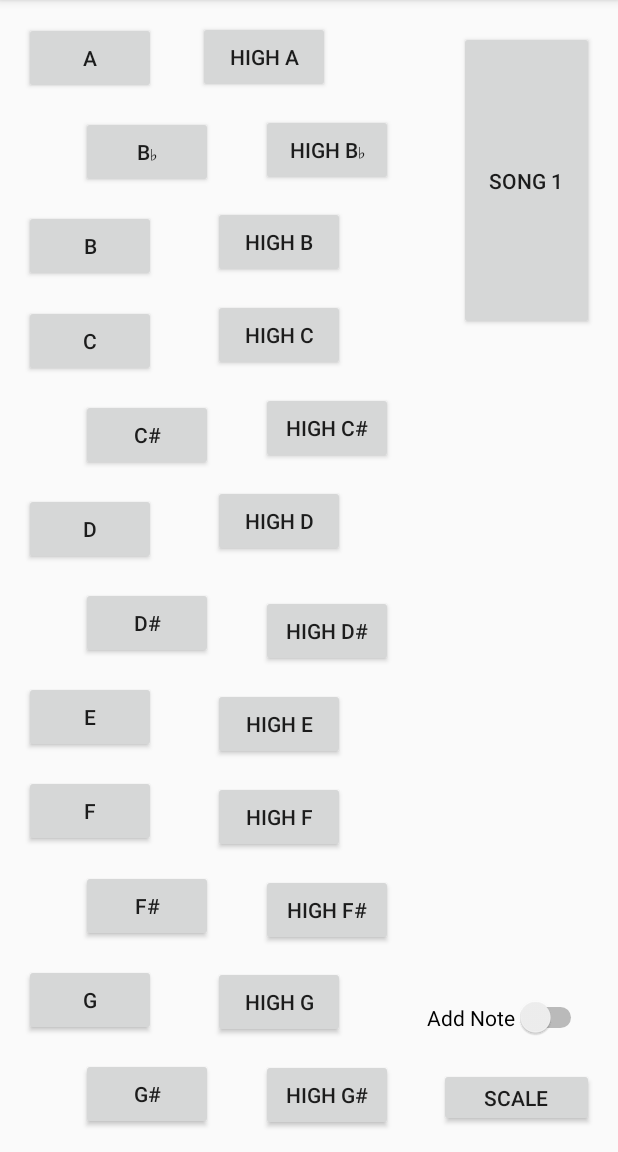
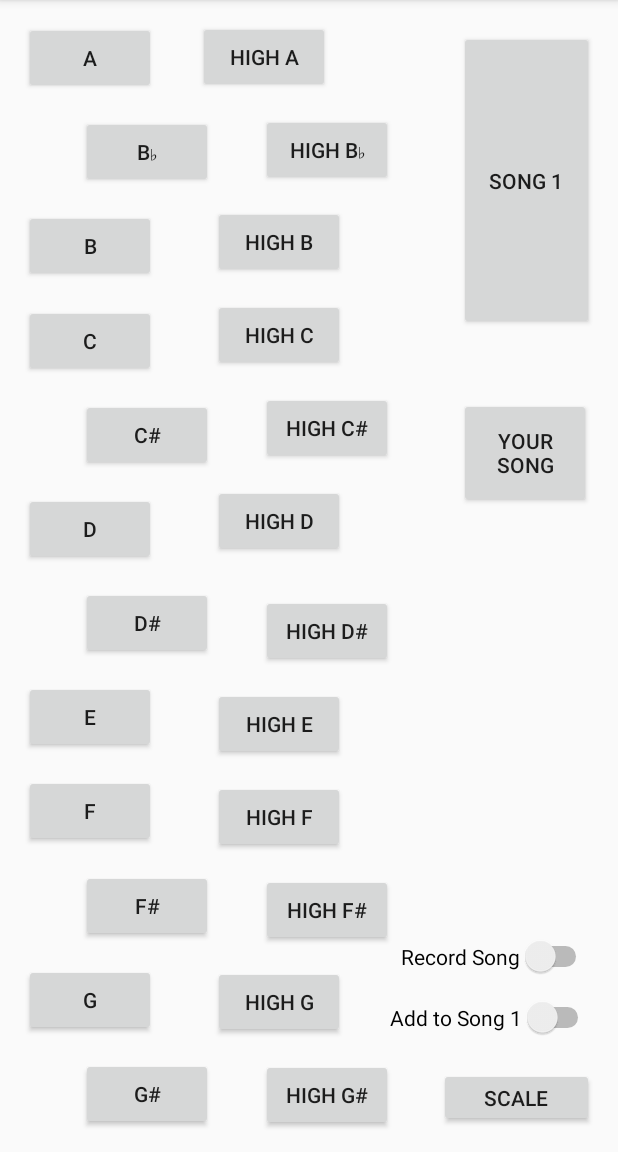
Before and after one commit to KevinnnXuuu/SoundBoard, an Android app: the screen it shows after launch (SoundBoardActivity), on a phone screen of 412 x 824 dp, the part 84-1236 px from its top. Run offline under Robolectric (Android 15) with nearby library versions, the phone set to English and light mode, and no system bars.

Commit message:
Completed record song

```diff
--- a/app/src/main/java/com/example/soundboard/SoundBoardActivity.java
+++ b/app/src/main/java/com/example/soundboard/SoundBoardActivity.java
@@ -31,8 +31,10 @@ public class SoundBoardActivity extends AppCompatActivity implements View.OnClic
     private Button buttonGs;
 
     private Button buttonSongOne;
+    private Button buttonSongUsermade;
     private ArrayList<Note> song1;
     private ArrayList<Note> song1edit;
+    private ArrayList<Note> songUsermade;
     private Button buttonScale;
 
     private int soundA;
@@ -62,12 +64,14 @@ public class SoundBoardActivity extends AppCompatActivity implements View.OnClic
     private Note noteGs;
 
     private Switch switchAddNotes;
+    private Switch switchRecord;
 
 
     private Map<Integer, Integer> noteMap;
 
     private SoundPool soundPool;
     boolean loaded = false;
+    boolean recording = false;
     boolean adding = false;
 
     @Override
@@ -79,7 +83,19 @@ public class SoundBoardActivity extends AppCompatActivity implements View.OnClic
         initializeSoundPool();
         setLitseners();
         initializeNotes();
+        initializeSongs();
 
+    }
+
+    private void initializeSongs() {
+        ArrayList<Note> song1 = new ArrayList<>();
+        song1.add(noteG);
+        song1.add(noteG);
+        song1.add(noteE);
+        song1.add(noteG);
+        song1.add(noteE);
+        song1.add(noteA);
+        song1edit = song1;
     }
 
     private void initializeNotes() {
@@ -105,6 +121,8 @@ public class SoundBoardActivity extends AppCompatActivity implements View.OnClic
         song1.add(noteA);
         song1edit = song1;
 
+        ArrayList<Note> songUser = new ArrayList<>();
+        songUsermade = songUser;
     }
 
     public void wireWidgets() {
@@ -122,8 +140,10 @@ public class SoundBoardActivity extends AppCompatActivity implements View.OnClic
         buttonGs = findViewById(R.id.button_Gs);
 
         buttonSongOne = findViewById(R.id.button_song_1);
+        buttonSongUsermade = findViewById((R.id.button_song_user));
         buttonScale = findViewById(R.id.button_scale);
         switchAddNotes = findViewById(R.id.switch_add_note);
+        switchRecord = findViewById(R.id.switch_record_note);
     }
 
     public void initializeSoundPool() {
@@ -162,8 +182,6 @@ public class SoundBoardActivity extends AppCompatActivity implements View.OnClic
         noteMap.put(buttonFs.getId(), soundFs);
         noteMap.put(buttonG.getId(), soundG);
         noteMap.put(buttonGs.getId(), soundGs);
-
-
     }
 
     public void setLitseners() {
@@ -182,17 +200,20 @@ public class SoundBoardActivity extends AppCompatActivity implements View.OnClic
         buttonGs.setOnClickListener(keyboardListensers);
 
         buttonSongOne.setOnClickListener(this);
+        buttonSongUsermade.setOnClickListener(this);
         buttonScale.setOnClickListener(this);
 
         switchAddNotes.setOnCheckedChangeListener(new CompoundButton.OnCheckedChangeListener() {
             @Override
             public void onCheckedChanged(CompoundButton buttonAddNotes, boolean isChecked) {
-                if(isChecked) {
-                    adding = true;
-                }
-                else {
-                    adding = false;
-                }
+                adding = isChecked;
+            }
+        });
+
+        switchRecord.setOnCheckedChangeListener(new CompoundButton.OnCheckedChangeListener() {
+            @Override
+            public void onCheckedChanged(CompoundButton buttonRecord, boolean isChecked) {
+                recording = isChecked;
             }
         });
 
@@ -203,6 +224,10 @@ public class SoundBoardActivity extends AppCompatActivity implements View.OnClic
         switch (view.getId()) {
             case R.id.button_song_1: {
                 playNote(song1edit);
+                break;
+            }
+            case R.id.button_song_user: {
+                playNote(songUsermade);
                 break;
             }
             case R.id.button_scale: {
@@ -226,7 +251,7 @@ public class SoundBoardActivity extends AppCompatActivity implements View.OnClic
         @Override
         public void onClick(View view) {
             int songId = noteMap.get(view.getId());
-            if(adding) {
+            if(adding || recording) {
                 addNote(songId);
                 soundPool.play(songId, 1, 1, 1, 0, 1);
             }
@@ -253,7 +278,12 @@ public class SoundBoardActivity extends AppCompatActivity implements View.OnClic
 
     public void addNote(int soundAdded) {
         Note noteAdded = new Note(soundAdded, 200);
-        song1edit.add(noteAdded);
+        if (adding) {
+            song1edit.add(noteAdded);
+        }
+        else if(recording) {
+            songUsermade.add(noteAdded);
+        }
     }
 
 }
--- a/app/src/main/res/layout/activity_sound_board.xml
+++ b/app/src/main/res/layout/activity_sound_board.xml
@@ -181,7 +181,8 @@
         app:layout_constraintEnd_toEndOf="parent"
         app:layout_constraintHorizontal_bias="0.403"
         app:layout_constraintStart_toStartOf="parent"
-        app:layout_constraintTop_toTopOf="parent" />
+        app:layout_constraintTop_toTopOf="parent"
+        app:layout_constraintVertical_chainStyle="spread" />
 
     <Button
         android:id="@+id/button_high_B"
@@ -338,8 +339,39 @@
         android:text="@string/main_switch_add_note"
         app:layout_constraintBottom_toBottomOf="parent"
         app:layout_constraintEnd_toEndOf="parent"
-        app:layout_constraintHorizontal_bias="0.956"
+        app:layout_constraintHorizontal_bias="0.97"
         app:layout_constraintStart_toStartOf="parent"
         app:layout_constraintTop_toTopOf="parent"
         app:layout_constraintVertical_bias="0.906" />
+
+    <Switch
+        android:id="@+id/switch_record_note"
+        android:layout_width="127dp"
+        android:layout_height="30dp"
+        android:layout_marginStart="8dp"
+        android:layout_marginTop="8dp"
+        android:layout_marginEnd="8dp"
+        android:layout_marginBottom="8dp"
+        android:text="@string/main_switch_record_note"
+        app:layout_constraintBottom_toBottomOf="parent"
+        app:layout_constraintEnd_toEndOf="parent"
+        app:layout_constraintHorizontal_bias="0.966"
+        app:layout_constraintStart_toStartOf="parent"
+        app:layout_constraintTop_toTopOf="parent"
+        app:layout_constraintVertical_bias="0.851" />
+
+    <Button
+        android:id="@+id/button_song_user"
+        android:layout_width="88dp"
+        android:layout_height="73dp"
+        android:layout_marginStart="8dp"
+        android:layout_marginTop="8dp"
+        android:layout_marginEnd="8dp"
+        android:text="@string/main_button_song_user"
+        app:layout_constraintBottom_toBottomOf="@+id/button_scale"
+        app:layout_constraintEnd_toEndOf="parent"
+        app:layout_constraintHorizontal_bias="0.967"
+        app:layout_constraintStart_toStartOf="parent"
+        app:layout_constraintTop_toTopOf="parent"
+        app:layout_constraintVertical_bias="0.384" />
 </androidx.constraintlayout.widget.ConstraintLayout>
--- a/app/src/main/res/values/strings.xml
+++ b/app/src/main/res/values/strings.xml
@@ -27,9 +27,11 @@
     <string name="main_button_High_Gs">High G#</string>
 
     <string name="main_button_song_1">Song 1</string>
+    <string name="main_button_song_user">Your song</string>
     <string name="main_button_song_2">Song 2</string>
     <string name="main_button_song_3">Song 3</string>
     <string name="main_button_scale">Scale</string>
 
-    <string name="main_switch_add_note">Add Note</string>
+    <string name="main_switch_add_note">Add to Song 1</string>
+    <string name="main_switch_record_note">Record Song</string>
 </resources>
```
